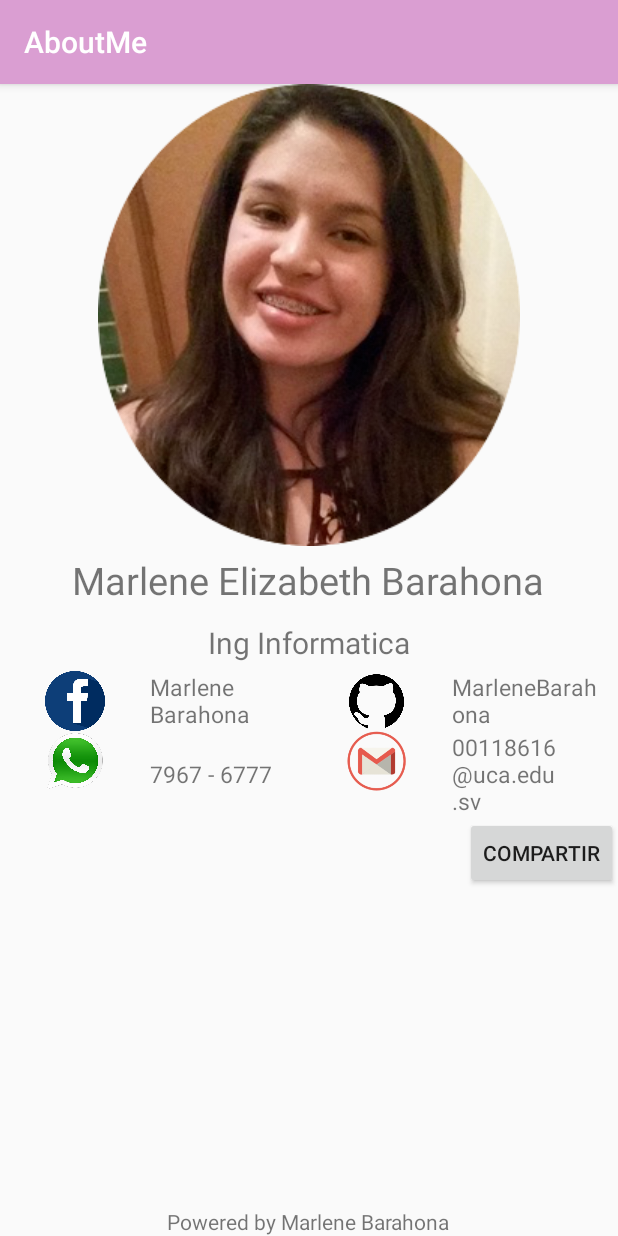
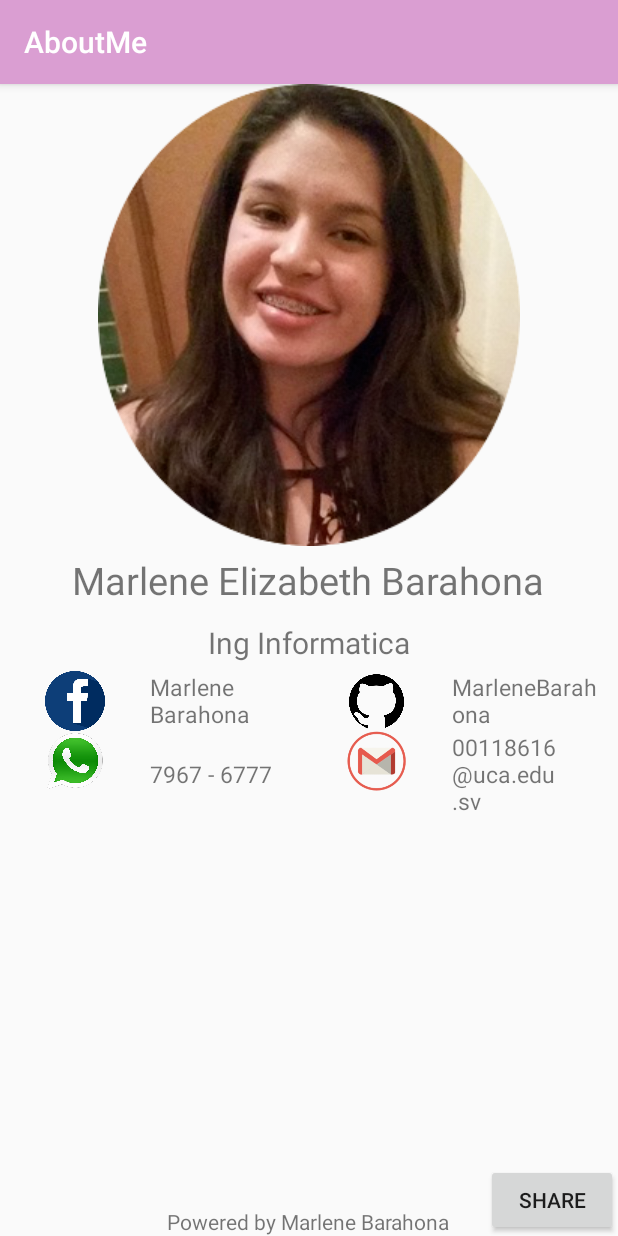
Before and after one commit to MarleneBarahona/AboutMe, an Android app: the screen it shows after launch (MainActivity), on a phone screen of 412 x 824 dp. Run offline under Robolectric (Android 15) with nearby library versions, the phone set to English and light mode, and no system bars.

Commit message:
Comparte informacion e imagen

```diff
--- a/app/src/main/java/com/barahona/aboutme/MainActivity.java
+++ b/app/src/main/java/com/barahona/aboutme/MainActivity.java
@@ -9,6 +9,7 @@ import android.view.View;
 import android.widget.Button;
 import android.widget.EditText;
 import android.widget.TextView;
+
 
 public class MainActivity extends AppCompatActivity {
     Button button1;
--- a/app/src/main/res/layout/activity_main.xml
+++ b/app/src/main/res/layout/activity_main.xml
@@ -26,7 +26,7 @@
         android:id="@+id/carrera"
         android:layout_width="wrap_content"
         android:layout_height="wrap_content"
-        android:text="Ing Informatica"
+        android:text="@string/carrera"
         android:textSize="20sp"
         android:layout_below="@id/name"
         android:layout_margin="5dp"
@@ -117,7 +117,7 @@
         android:id="@+id/button1"
         android:layout_width="wrap_content"
         android:layout_height="wrap_content"
-        android:layout_below="@id/ly2"
-        android:text="Compartir"
+        android:text="Share"
+        android:layout_alignParentBottom="true"
         android:layout_alignParentRight="true"/>
 </RelativeLayout>
```
